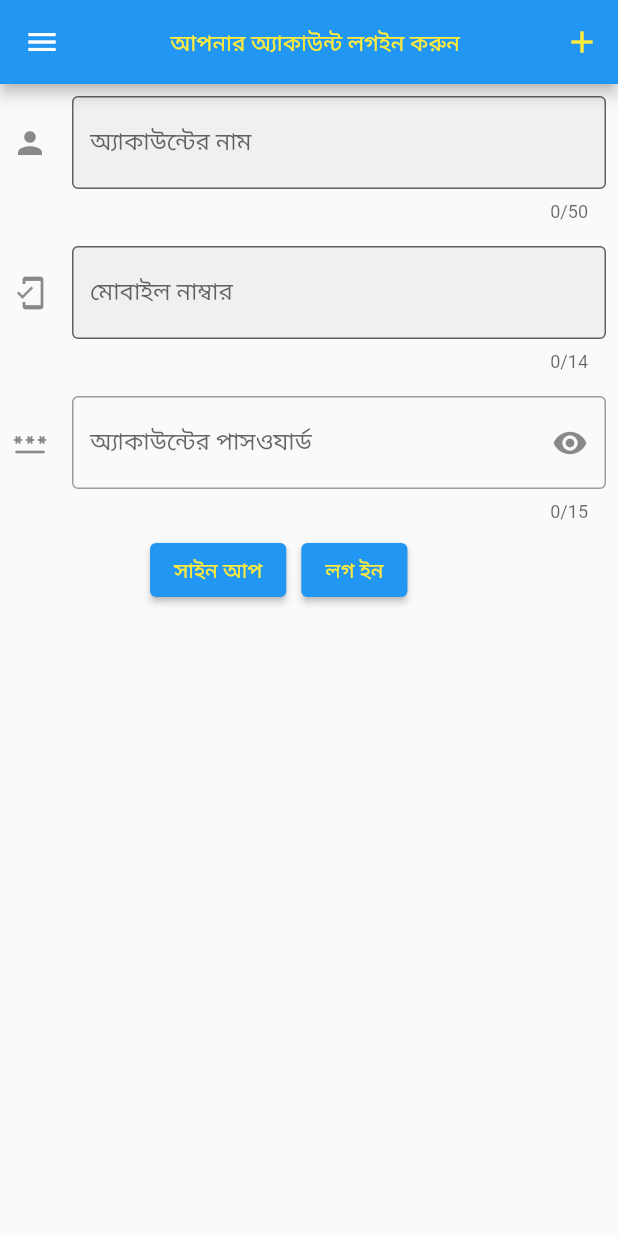
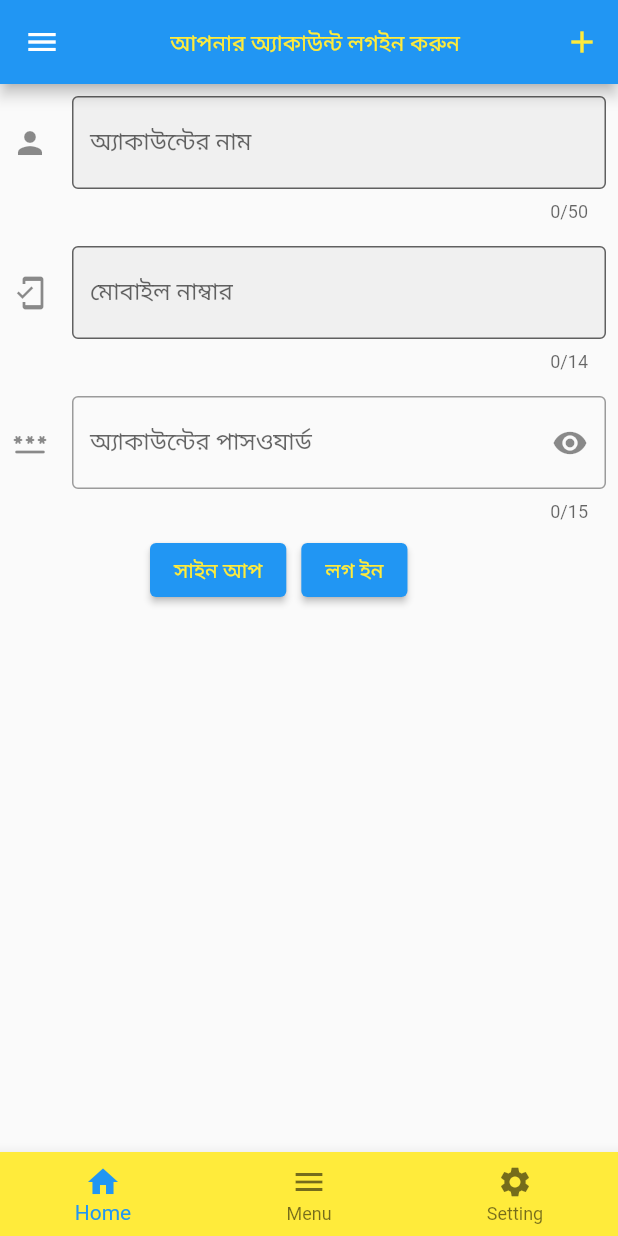
Before and after one commit to shahinurrahamanrajib/untitled1, a Flutter app: the screen it shows after launch, on a phone screen of 412 x 824 dp. Run offline on Flutter 3.47's test engine with Material 2 defaults, Android fonts, the phone set to English and light mode, and no system bars; our stand-ins replace liquid_swipe.

```diff
--- /dev/null
+++ b/lib/Call/botom.dart
@@ -0,0 +1,55 @@
+import 'package:flutter/material.dart';
+import 'package:untitled1/Call/call.dart';
+import 'package:untitled1/allapp.dart';
+import 'package:untitled1/homeee.dart';
+
+class Botombar extends StatefulWidget {
+  const Botombar({Key? key}) : super(key: key);
+
+  @override
+  _BotombarState createState() => _BotombarState();
+}
+
+class _BotombarState extends State<Botombar> {
+  var _currentindeex = 0;
+  final pages=[
+    Home(),
+    MyApps(),
+    MyApp(),
+  ];
+
+  @override
+  Widget build(BuildContext context) {
+    return Scaffold(
+      drawer: Drawer(),
+      //appBar: AppBar(),
+      body: pages[
+      _currentindeex
+      ],
+      bottomNavigationBar: BottomNavigationBar(
+        backgroundColor: Colors.yellow,
+        currentIndex: _currentindeex,
+        onTap: (index){
+          setState(() {
+            _currentindeex=index;
+          });
+        },
+        items: [
+          BottomNavigationBarItem(
+            icon: Icon(Icons.home,),
+            title: Text('Home'),
+          ),
+          BottomNavigationBarItem(
+            icon: Icon(Icons.menu),
+            title: Text('Menu'),
+          ),
+          BottomNavigationBarItem(
+            icon: Icon(Icons.settings),
+            title: Text('Setting'),
+
+          ),
+        ],
+      ),
+    );
+  }
+}
--- a/lib/homeee.dart
+++ b/lib/homeee.dart
@@ -39,6 +39,9 @@ class _HomeState extends State<Home> {
               UserAccountsDrawerHeader(
                 accountName: Text("শহিীনুর রহমান রাজীব"),
                 accountEmail: Text("০১৮৭২১০৮০৮৫"),
+                currentAccountPicture: CircleAvatar(
+                  child: Icon(Icons.person,size: 60,)
+                ),
               ),
               ListTile(
                 onTap: () {
--- a/lib/main.dart
+++ b/lib/main.dart
@@ -1,4 +1,5 @@
 import 'package:flutter/material.dart';
+import 'package:untitled1/Call/botom.dart';
 import 'package:untitled1/Splashhh.dart';
 import 'package:untitled1/callscreen.dart';
 
@@ -12,7 +13,8 @@ class Myapp extends StatelessWidget {
   Widget build(BuildContext context) {
     return MaterialApp(
       debugShowCheckedModeBanner: false,
-     home: splashscreen(),
+     home: //splashscreen(),
+      Botombar()
       //home: CallScreen(),
     );
   }
```
